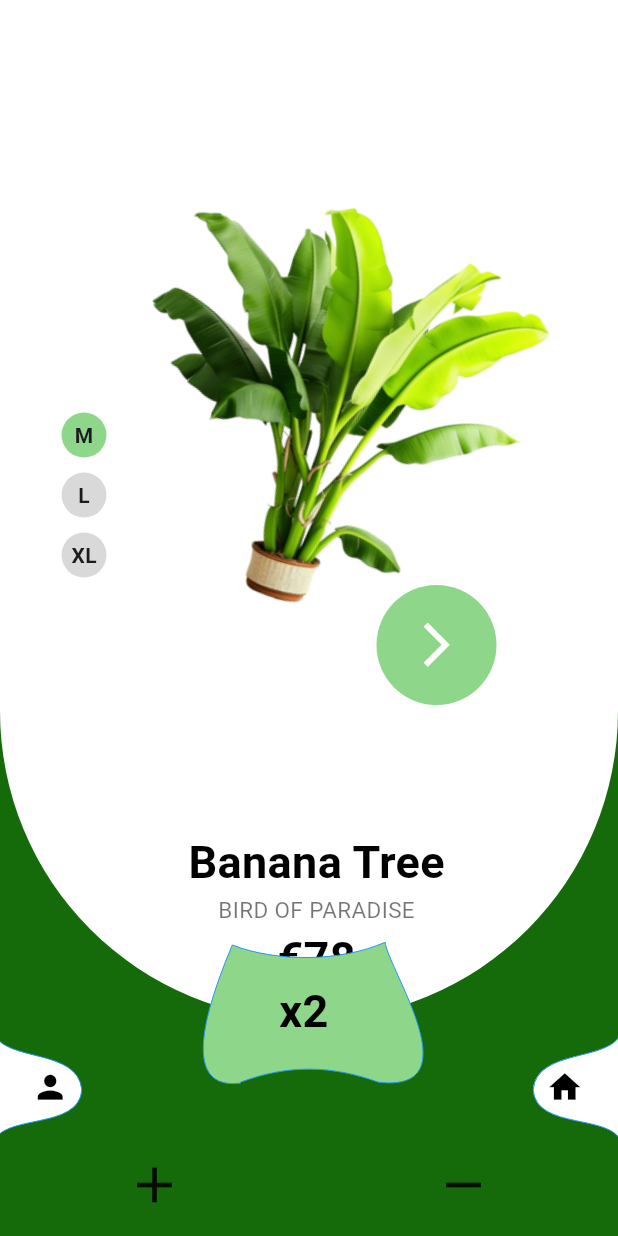
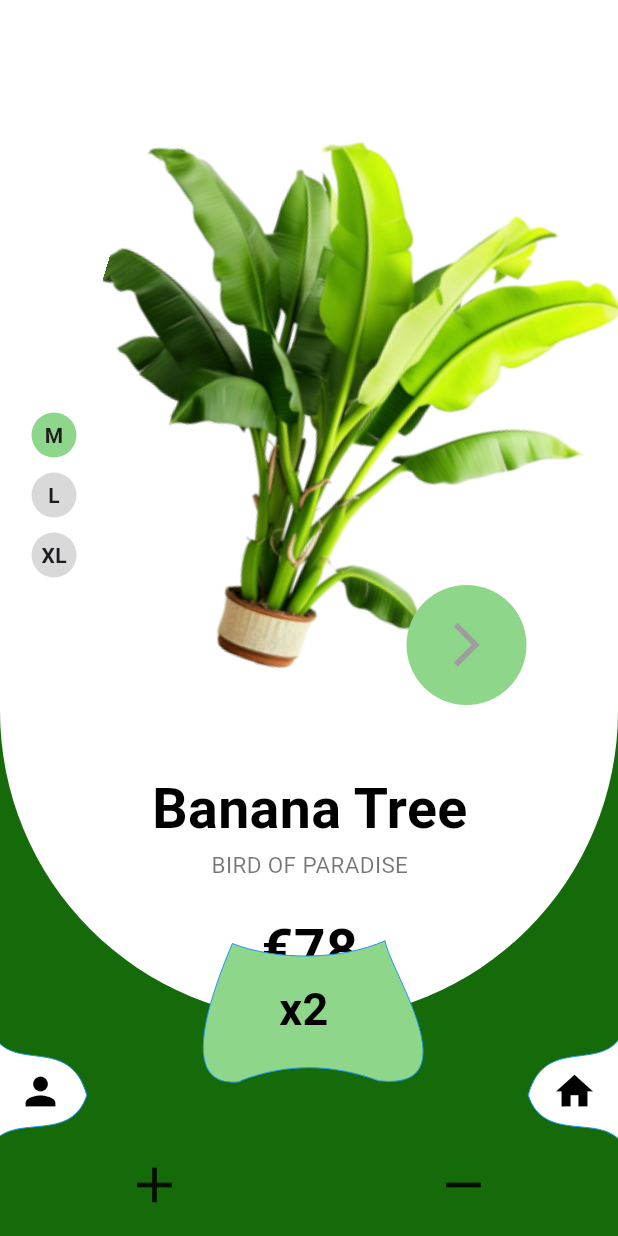
Before and after one commit to mohamedqandill/Plantify, a Flutter app: the PlantsScreen screen opened directly, after a tap on the "remove" icon, after a tap on the "add" icon, after a tap on "Banana Tree", on a phone screen of 412 x 824 dp. Run offline on Flutter 3.47's test engine with Material 3 defaults, Android fonts, the phone set to English and light mode, and no system bars; our stand-ins replace flutter_rating_bar.

Commit message:
finish Plantify UI

```diff
--- a/lib/constants/constants.dart
+++ b/lib/constants/constants.dart
@@ -2,3 +2,5 @@
 
 const Color primaryColor = Color(0xff156B09);
 const Color secondaryColor = Color(0xff8ED68A);
+const Color fruitPrimaryColor = Color(0xff2D2E2D);
+const Color fruitSecondaryColor = Color(0xff636466);
--- a/lib/main.dart
+++ b/lib/main.dart
@@ -1,5 +1,5 @@
 import 'package:flutter/material.dart';
-import 'package:plantify/presentation/screens/plants_screen.dart';
+import 'package:plantify/presentation/screens/home_screen.dart';
 
 void main() {
   runApp(const MyApp());
@@ -12,7 +12,7 @@
   Widget build(BuildContext context) {
     return const MaterialApp(
       debugShowCheckedModeBanner: false,
-      home: PlantsScreen(),
+      home: HomeScreen(),
     );
   }
 }
--- a/lib/presentation/widgets/bottom_custom_painter.dart
+++ b/lib/presentation/widgets/bottom_custom_painter.dart
@@ -1,12 +1,15 @@
 import 'package:flutter/material.dart';
+import 'package:plantify/constants/constants.dart';
 
 class RPSCustomPainterBottom extends CustomPainter {
+  final bool isWhite;
+  RPSCustomPainterBottom({this.isWhite = true});
   @override
   void paint(Canvas canvas, Size size) {
     // Layer 1
 
     Paint paint_fill_0 = Paint()
-      ..color = Colors.white
+      ..color = isWhite ? Colors.white : secondaryColor
       ..style = PaintingStyle.fill
       ..strokeWidth = size.width * 0.00
       ..strokeCap = StrokeCap.butt
--- a/lib/presentation/widgets/plants_details_view_body.dart
+++ b/lib/presentation/widgets/plants_details_view_body.dart
@@ -10,6 +10,7 @@
       required this.image,
       required this.price,
       required this.title});
+
   final String image;
   final String price;
   final String title;
@@ -20,9 +21,12 @@
 
 class _PlantsDetailsScreenState extends State<PlantsDetailsScreen> {
   var currentIndex = 0;
+  int count = 2;
 
   @override
   Widget build(BuildContext context) {
+    var width = MediaQuery.sizeOf(context).width;
+    var height = MediaQuery.sizeOf(context).height;
     return Scaffold(
       backgroundColor: primaryColor,
       body: Stack(
@@ -100,8 +104,9 @@
                                 angle: 180 / 14,
                                 child: Image.asset(
                                   widget.image,
-                                  width: 300,
+                                  width: 340,
                                   height: 400,
+                                  fit: BoxFit.cover,
                                 ),
                               ),
                               Positioned(
@@ -116,7 +121,7 @@
                                   child: const Center(
                                     child: Icon(
                                       Icons.arrow_forward_ios,
-                                      color: Colors.white,
+                                      color: Colors.grey,
                                       size: 35,
                                     ),
                                   ),
@@ -127,14 +132,14 @@
                           const Spacer(),
                           Padding(
                             padding:
-                                const EdgeInsets.only(bottom: 20, right: 20),
+                                const EdgeInsets.only(bottom: 20, right: 29),
                             child: Column(
                               children: [
                                 Text(
-                                  "${widget.title}",
+                                  widget.title,
                                   style: const TextStyle(
                                       color: Colors.black,
-                                      fontSize: 30,
+                                      fontSize: 37,
                                       fontWeight: FontWeight.bold),
                                 ),
                                 const Text(
@@ -144,11 +149,14 @@
                                       fontSize: 15,
                                       fontWeight: FontWeight.w400),
                                 ),
+                                const SizedBox(
+                                  height: 20,
+                                ),
                                 Text(
                                   widget.price,
                                   style: const TextStyle(
                                       color: Colors.black,
-                                      fontSize: 30,
+                                      fontSize: 37,
                                       fontWeight: FontWeight.bold),
                                 ),
                               ],
@@ -163,7 +171,7 @@
               Row(
                 children: [
                   Transform.translate(
-                    offset: const Offset(-42, 0),
+                    offset: const Offset(-62, 0),
                     child: CustomPaint(
                       size: const Size(130, 90),
                       painter: RPSCustomPainter(),
@@ -173,10 +181,10 @@
                         child: Align(
                           alignment: Alignment.center,
                           child: Padding(
-                            padding: EdgeInsets.only(right: 29),
+                            padding: EdgeInsets.only(right: 2, top: 5),
                             child: Icon(
                               Icons.person,
-                              size: 25,
+                              size: 30,
                               color: Colors.black,
                             ),
                           ),
@@ -187,7 +195,7 @@
                   const Spacer(),
                   Transform.flip(
                     flipX: true,
-                    origin: const Offset(20, 0),
+                    origin: const Offset(30, 0),
                     child: CustomPaint(
                       size: const Size(130, 90),
                       painter: RPSCustomPainter(),
@@ -197,10 +205,10 @@
                         child: Align(
                           alignment: Alignment.center,
                           child: Padding(
-                            padding: EdgeInsets.only(right: 29),
+                            padding: EdgeInsets.only(right: 2, top: 5),
                             child: Icon(
                               Icons.home,
-                              size: 25,
+                              size: 30,
                               color: Colors.black,
                             ),
                           ),
@@ -210,16 +218,32 @@
                   ),
                 ],
               ),
-              const Row(
+              Row(
                 mainAxisAlignment: MainAxisAlignment.spaceAround,
                 children: [
-                  Icon(
-                    Icons.add,
-                    size: 40,
+                  InkWell(
+                    child: const Icon(
+                      Icons.add,
+                      size: 40,
+                    ),
+                    onTap: () {
+                      setState(() {
+                        count++;
+                      });
+                    },
                   ),
-                  Icon(
-                    Icons.remove,
-                    size: 40,
+                  InkWell(
+                    onTap: () {
+                      setState(() {
+                        if (count >= 1) {
+                          count--;
+                        }
+                      });
+                    },
+                    child: const Icon(
+                      Icons.remove,
+                      size: 40,
+                    ),
                   ),
                 ],
               ),
@@ -227,7 +251,7 @@
                 offset: const Offset(0, 10),
                 child: CustomPaint(
                   size: const Size(200, 50),
-                  painter: RPSCustomPainterBottom(),
+                  painter: RPSCustomPainterBottom(isWhite: false),
                   child: const SizedBox(
                     width: 180,
                     height: 56,
@@ -248,21 +272,21 @@
             ],
           ),
           Positioned(
-            bottom: 60,
+            bottom: 61,
             right: 70,
             child: CustomPaint(
               size: const Size(250, 100),
               painter: RPSCustomPainterBottomContainer(),
-              child: const SizedBox(
+              child: SizedBox(
                 width: 250,
                 height: 180,
                 child: Align(
                   alignment: Alignment.center,
                   child: Padding(
-                    padding: EdgeInsets.only(right: 29),
+                    padding: const EdgeInsets.only(right: 29),
                     child: Text(
-                      "x2",
-                      style: TextStyle(
+                      "x$count",
+                      style: const TextStyle(
                           color: Colors.black,
                           fontSize: 30,
                           fontWeight: FontWeight.bold),
--- a/lib/presentation/widgets/plants_view_body.dart
+++ b/lib/presentation/widgets/plants_view_body.dart
@@ -24,7 +24,7 @@
     return Column(
       children: [
         const SizedBox(
-          height: 20,
+          height: 10,
         ),
         Expanded(
           child: ListView.separated(
@@ -128,7 +128,7 @@
                           Transform.translate(
                             offset: const Offset(17, 0),
                             child: CustomPaint(
-                              size: const Size(90, 102),
+                              size: const Size(90, 72),
                               painter: LockCardPainter(),
                               child: const SizedBox(
                                 width: 100,
@@ -160,20 +160,20 @@
         Row(
           children: [
             Transform.translate(
-              offset: const Offset(-42, 0),
+              offset: const Offset(-62, 0),
               child: CustomPaint(
                 size: const Size(200, 90),
                 painter: RPSCustomPainter(),
                 child: const SizedBox(
-                  width: 180,
-                  height: 90,
+                  width: 190,
+                  height: 100,
                   child: Align(
                     alignment: Alignment.center,
                     child: Padding(
-                      padding: EdgeInsets.only(right: 29),
+                      padding: EdgeInsets.only(right: 2, top: 5),
                       child: Icon(
                         Icons.arrow_back_ios_new,
-                        size: 25,
+                        size: 30,
                         color: Colors.black54,
                       ),
                     ),
@@ -184,20 +184,20 @@
             const Spacer(),
             Transform.flip(
               flipX: true,
-              origin: const Offset(20, 0),
+              origin: const Offset(30, 0),
               child: CustomPaint(
                 size: const Size(200, 90),
                 painter: RPSCustomPainter(),
                 child: const SizedBox(
-                  width: 180,
-                  height: 90,
+                  width: 190,
+                  height: 100,
                   child: Align(
                     alignment: Alignment.center,
                     child: Padding(
-                      padding: EdgeInsets.only(right: 29),
+                      padding: EdgeInsets.only(right: 2, top: 5),
                       child: Icon(
                         Icons.arrow_back_ios_new,
-                        size: 25,
+                        size: 30,
                         color: Colors.black,
                       ),
                     ),
--- a/lib/presentation/widgets/side_custom_painter.dart
+++ b/lib/presentation/widgets/side_custom_painter.dart
@@ -3,46 +3,48 @@
 class RPSCustomPainter extends CustomPainter {
   @override
   void paint(Canvas canvas, Size size) {
-    // canvas.translate(-size.width * 0.2089417, 0);
+    // Layer 1
 
-    Paint paint_fill_1 = Paint()
+    Paint paint_fill_0 = Paint()
       ..color = Colors.white
       ..style = PaintingStyle.fill
-      ..strokeWidth = 0;
+      ..strokeWidth = size.width * 0.00
+      ..strokeCap = StrokeCap.butt
+      ..strokeJoin = StrokeJoin.miter;
 
-    Path path_1 = Path();
-    path_1.moveTo(size.width * 0.2089417, size.height * 0.0915333);
-    path_1.cubicTo(
-        size.width * 0.2497250,
-        size.height * 0.3168667,
-        size.width * 0.5224750,
-        size.height * 0.2037000,
-        size.width * 0.5364833,
-        size.height * 0.5179500);
-    path_1.cubicTo(
-        size.width * 0.5250750,
-        size.height * 0.8211667,
-        size.width * 0.2380583,
-        size.height * 0.6888167,
-        size.width * 0.2080917,
-        size.height * 0.9145833);
-    path_1.cubicTo(
-        size.width * 0.2085687,
-        size.height * 0.7109375,
-        size.width * 0.2083042,
-        size.height * 0.7088208,
-        size.width * 0.2089417,
-        size.height * 0.0915333);
-    path_1.close();
+    Path path_0 = Path();
+    path_0.moveTo(size.width * 0.3163333, size.height * 0.1700000);
+    path_0.quadraticBezierTo(size.width * 0.3143333, size.height * 0.7528333,
+        size.width * 0.3150000, size.height * 0.9213333);
+    path_0.cubicTo(
+        size.width * 0.3922083,
+        size.height * 0.6815000,
+        size.width * 0.6066250,
+        size.height * 0.9231667,
+        size.width * 0.6658333,
+        size.height * 0.5566667);
+    path_0.cubicTo(
+        size.width * 0.6041250,
+        size.height * 0.1055833,
+        size.width * 0.3918750,
+        size.height * 0.3967500,
+        size.width * 0.3183333,
+        size.height * 0.1043333);
+    path_0.quadraticBezierTo(size.width * 0.3183333, size.height * 0.1047500,
+        size.width * 0.3196667, size.height * 0.1833333);
 
-    canvas.drawPath(path_1, paint_fill_1);
+    canvas.drawPath(path_0, paint_fill_0);
 
-    Paint paint_stroke_1 = Paint()
+    // Layer 1
+
+    Paint paint_stroke_0 = Paint()
       ..color = const Color.fromARGB(255, 33, 150, 243)
       ..style = PaintingStyle.stroke
-      ..strokeWidth = 0;
+      ..strokeWidth = size.width * 0.00
+      ..strokeCap = StrokeCap.butt
+      ..strokeJoin = StrokeJoin.miter;
 
-    canvas.drawPath(path_1, paint_stroke_1);
+    canvas.drawPath(path_0, paint_stroke_0);
   }
 
   @override
--- a/pubspec.yaml
+++ b/pubspec.yaml
@@ -36,6 +36,8 @@
   # Use with the CupertinoIcons class for iOS style icons.
   cupertino_icons: ^1.0.8
   flutter_rating_bar:
+  hero_animation:
+  device_preview:
 
 dev_dependencies:
   flutter_test:
```
Also changed, not shown: lib/presentation/screens/home_screen.dart (added, +89 -0 lines), lib/presentation/widgets/custom_paint_bottom_container.dart (added, +64 -0 lines), assets/images/guava.png (added), assets/images/papaya.png (added), assets/images/pitaya.png (added), lib/generated/assets.dart (added), pubspec.lock.
